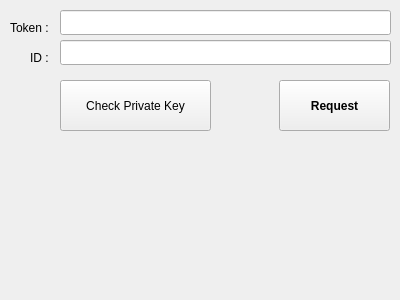
Above: facebookauth/getfriends.ui from ranzhao1/Material before the change. Below: the same form after it.
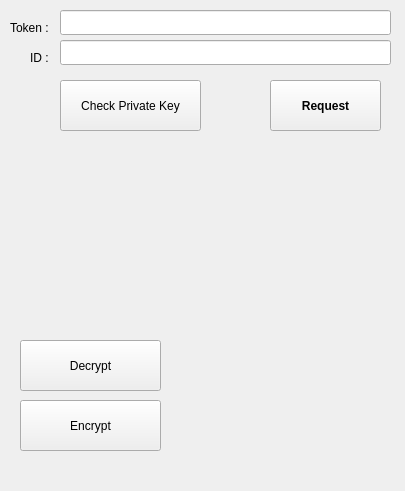
That is the form after the change.

What changed in the file:
```diff
--- a/facebookauth/getfriends.ui
+++ b/facebookauth/getfriends.ui
@@ -6,8 +6,8 @@
    <rect>
     <x>0</x>
     <y>0</y>
-    <width>400</width>
-    <height>300</height>
+    <width>405</width>
+    <height>491</height>
    </rect>
   </property>
   <property name="windowTitle">
@@ -63,7 +63,7 @@
    <widget class="QPushButton" name="loadButton">
     <property name="geometry">
      <rect>
-      <x>279</x>
+      <x>270</x>
       <y>80</y>
       <width>111</width>
       <height>51</height>
@@ -84,7 +84,7 @@
      <rect>
       <x>60</x>
       <y>80</y>
-      <width>151</width>
+      <width>141</width>
       <height>51</height>
      </rect>
     </property>
@@ -95,8 +95,8 @@
    <widget class="QLabel" name="StoreResult">
     <property name="geometry">
      <rect>
-      <x>61</x>
-      <y>175</y>
+      <x>70</x>
+      <y>150</y>
       <width>271</width>
       <height>81</height>
      </rect>
@@ -105,6 +105,32 @@
      <string/>
     </property>
    </widget>
+   <widget class="QPushButton" name="EncryptButton">
+    <property name="geometry">
+     <rect>
+      <x>20</x>
+      <y>400</y>
+      <width>141</width>
+      <height>51</height>
+     </rect>
+    </property>
+    <property name="text">
+     <string>Encrypt</string>
+    </property>
+   </widget>
+   <widget class="QPushButton" name="DecryptButton">
+    <property name="geometry">
+     <rect>
+      <x>20</x>
+      <y>340</y>
+      <width>141</width>
+      <height>51</height>
+     </rect>
+    </property>
+    <property name="text">
+     <string>Decrypt</string>
+    </property>
+   </widget>
   </widget>
  </widget>
  <layoutdefault spacing="6" margin="11"/>
```
